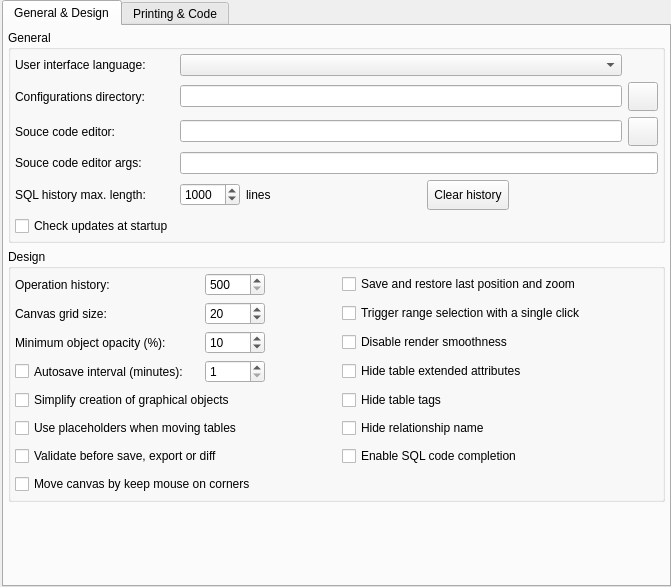
Above: libpgmodeler_ui/ui/generalconfigwidget.ui from pgmodeler/pgmodeler before the change. Below: the same form after it.
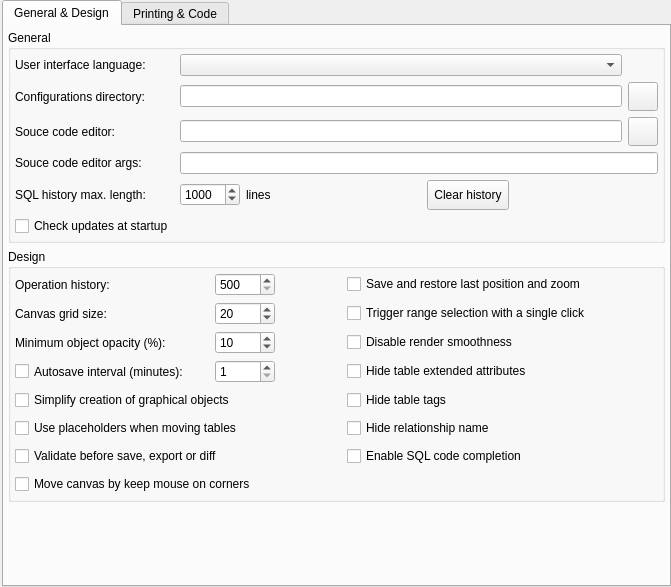
That is the form after the change. Icons and pictures are not drawn.

Commit message: Minor size adjustment in GeneralConfigWidget

Diff of the .ui file:
```diff
--- a/libpgmodeler_ui/ui/generalconfigwidget.ui
+++ b/libpgmodeler_ui/ui/generalconfigwidget.ui
@@ -183,7 +183,7 @@
               </property>
               <property name="minimumSize">
                <size>
-                <width>190</width>
+                <width>200</width>
                 <height>0</height>
                </size>
               </property>
@@ -368,7 +368,7 @@
               </property>
               <property name="minimumSize">
                <size>
-                <width>190</width>
+                <width>200</width>
                 <height>0</height>
                </size>
               </property>
@@ -454,7 +454,7 @@
               </property>
               <property name="minimumSize">
                <size>
-                <width>190</width>
+                <width>200</width>
                 <height>0</height>
                </size>
               </property>
@@ -543,7 +543,7 @@
               </property>
               <property name="minimumSize">
                <size>
-                <width>190</width>
+                <width>200</width>
                 <height>0</height>
                </size>
               </property>
```
